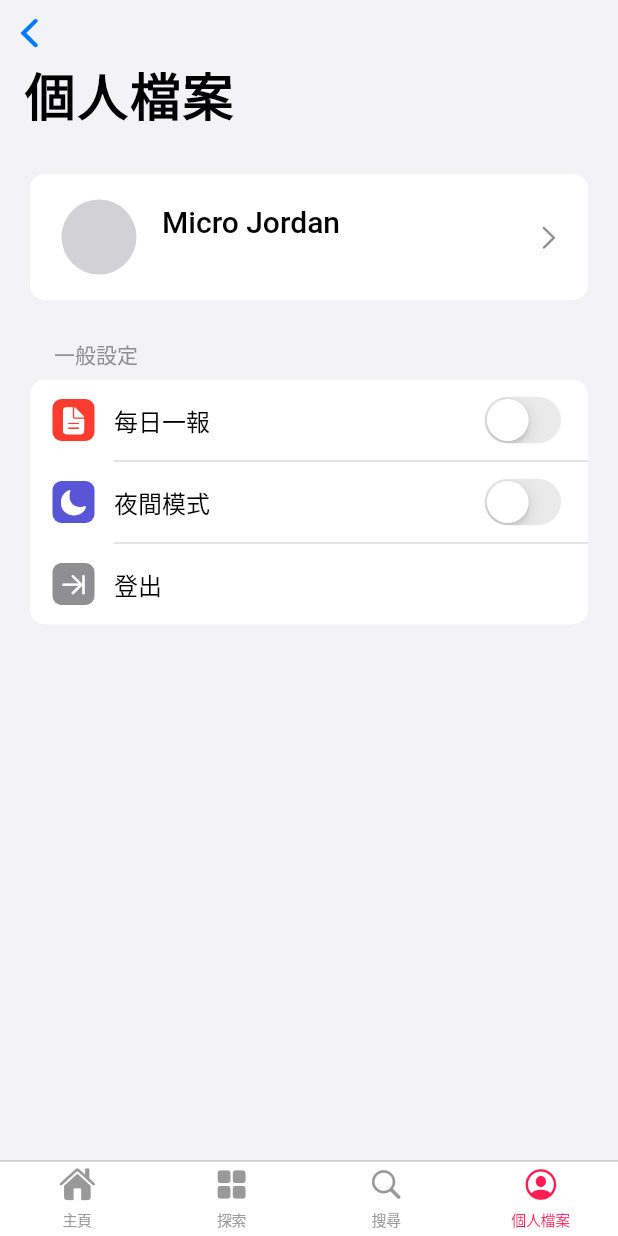
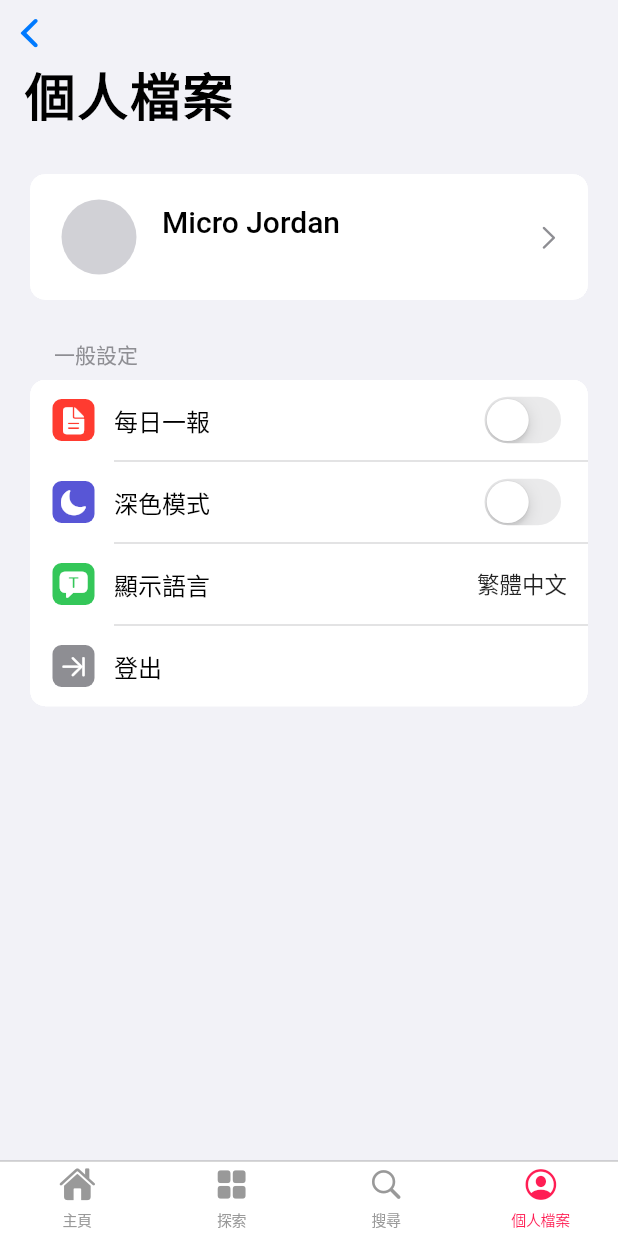
Before and after one commit to ChungHanLin/micro_news_tutorial, a Flutter app: the DummyScreen widget shown alone on an empty page, opened directly, item 4 of the bottom bar chosen, on a phone screen of 412 x 824 dp. Run offline on Flutter 3.47's test engine with Material 2 defaults, Android fonts, the phone set to English and light mode, and no system bars; our stand-ins replace cloud_firestore, firebase_auth, firebase_core, firebase_storage, flutter_local_notifications, google_sign_in and 4 more; accounts and stored records are empty; generated files the repository leaves out were written again; network calls fail; Roboto replaces fonts that are missing (GenSenRounded).

Commit message:
update: day27

```diff
--- /dev/null
+++ b/l10n.yaml
@@ -0,0 +1,3 @@
+arb-dir: lib/l10n
+template-arb-file: app_en.arb
+output-localization-file: app_localizations.dart
--- /dev/null
+++ b/lib/l10n/app_zh.arb
@@ -0,0 +1,9 @@
+{
+  "dark_mode": "深色模式",
+  "general_setting": "一般設定",
+  "home_title": "焦點新聞",
+  "language": "顯示語言",
+  "notification": "每日一報",
+  "profile_title": "個人檔案",
+  "sign_out": "登出"
+}
--- /dev/null
+++ b/lib/l10n/l10n.dart
@@ -0,0 +1,10 @@
+import 'dart:ui';
+
+class L10n {
+  static const List<Locale> all = [Locale('zh', 'TW'), Locale('en')];
+
+  static const List<String> languages = [
+    '繁體中文',
+    'English',
+  ];
+}
--- /dev/null
+++ b/lib/models/locale.dart
@@ -0,0 +1,15 @@
+import 'package:flutter/cupertino.dart';
+import 'package:micro_news_tutorial/l10n/l10n.dart';
+
+class LocaleModel with ChangeNotifier {
+  Locale _locale = L10n.all.first;
+  Locale get locale => _locale;
+
+  void setLocale(Locale l) {
+    if (!L10n.all.contains(l)) {
+      return;
+    }
+    _locale = l;
+    notifyListeners();
+  }
+}
--- a/lib/views/screens/dummy_screen.dart
+++ b/lib/views/screens/dummy_screen.dart
@@ -25,10 +25,8 @@ class DummyScreen extends StatelessWidget {
               // 若無則新增
               userRepository.createUser(user);
             });
-            print('snapshot.hasData');
             return const TabLayout();
           } else {
-            print('snapshot.hasNoData');
             return const LoginScreen();
           }
         });
--- a/lib/views/screens/home_screen.dart
+++ b/lib/views/screens/home_screen.dart
@@ -2,6 +2,7 @@ import 'package:flutter/cupertino.dart';
 import 'package:micro_news_tutorial/models/news_post.dart';
 import 'package:micro_news_tutorial/repositories/news_post.dart';
 import 'package:micro_news_tutorial/views/widgets/news_post_full_card.dart';
+import 'package:flutter_gen/gen_l10n/app_localizations.dart';
 
 class HomeScreen extends StatefulWidget {
   const HomeScreen({super.key});
@@ -61,11 +62,11 @@ class _HomeScreenState extends State<HomeScreen> {
   Widget build(BuildContext context) {
     return CupertinoPageScaffold(
       child: CustomScrollView(controller: _scrollController, slivers: [
-        const CupertinoSliverNavigationBar(
+        CupertinoSliverNavigationBar(
             largeTitle: Text(
-              '焦點新聞',
+              AppLocalizations.of(context)!.home_title,
             ),
-            backgroundColor: CupertinoDynamicColor.withBrightness(
+            backgroundColor: const CupertinoDynamicColor.withBrightness(
                 color: CupertinoColors.white,
                 darkColor: CupertinoColors.black)),
         CupertinoSliverRefreshControl(onRefresh: () async {
--- a/lib/views/screens/profile_screen.dart
+++ b/lib/views/screens/profile_screen.dart
@@ -1,11 +1,14 @@
 import 'package:firebase_auth/firebase_auth.dart';
 import 'package:flutter/cupertino.dart';
 import 'package:flutter_local_notifications/flutter_local_notifications.dart';
+import 'package:micro_news_tutorial/l10n/l10n.dart';
+import 'package:micro_news_tutorial/models/locale.dart';
 import 'package:micro_news_tutorial/models/theme.dart';
 import 'package:micro_news_tutorial/plugins/notification.dart';
 import 'package:micro_news_tutorial/views/screens/dummy_screen.dart';
 import 'package:micro_news_tutorial/views/widgets/profile_card.dart';
 import 'package:provider/provider.dart';
+import 'package:flutter_gen/gen_l10n/app_localizations.dart';
 
 class ProfileScreen extends StatefulWidget {
   const ProfileScreen({super.key});
@@ -16,16 +19,39 @@ class ProfileScreen extends StatefulWidget {
 
 class _ProfileScreenState extends State<ProfileScreen> {
   bool _isDailyReport = false;
+  int _selectedLocale = 0;
+
+  void _showPicker(Widget child) {
+    showCupertinoModalPopup<void>(
+      context: context,
+      builder: (BuildContext context) => Container(
+        height: 216,
+        padding: const EdgeInsets.only(top: 6.0),
+        // The Bottom margin is provided to align the popup above the system navigation bar.
+        margin: EdgeInsets.only(
+          bottom: MediaQuery.of(context).viewInsets.bottom,
+        ),
+        // Provide a background color for the popup.
+        color: CupertinoColors.systemBackground.resolveFrom(context),
+        // Use a SafeArea widget to avoid system overlaps.
+        child: SafeArea(
+          top: false,
+          child: child,
+        ),
+      ),
+    );
+  }
 
   @override
   Widget build(BuildContext context) {
     final ThemeModel themeModel = Provider.of<ThemeModel>(context);
+    final LocaleModel localeModel = Provider.of<LocaleModel>(context);
     return CupertinoPageScaffold(
         backgroundColor: CupertinoColors.systemGroupedBackground,
         child: CustomScrollView(slivers: [
-          const CupertinoSliverNavigationBar(
+          CupertinoSliverNavigationBar(
             largeTitle: Text(
-              '個人檔案',
+              AppLocalizations.of(context)!.profile_title,
             ),
             backgroundColor: CupertinoColors.systemGroupedBackground,
             border: null,
@@ -35,17 +61,17 @@ class _ProfileScreenState extends State<ProfileScreen> {
             children: [
               const ProfileCard(),
               CupertinoListSection.insetGrouped(
-                header: const Padding(
-                  padding: EdgeInsets.fromLTRB(16, 0, 0, 0),
-                  child: Text('一般設定',
-                      style: TextStyle(
+                header: Padding(
+                  padding: const EdgeInsets.fromLTRB(16, 0, 0, 0),
+                  child: Text(AppLocalizations.of(context)!.general_setting,
+                      style: const TextStyle(
                           fontSize: 14,
                           color: CupertinoColors.systemGrey,
                           fontWeight: FontWeight.w500)),
                 ),
                 children: [
                   CupertinoListTile.notched(
-                      title: const Text('每日一報'),
+                      title: Text(AppLocalizations.of(context)!.notification),
                       leading: DecoratedBox(
                           decoration: BoxDecoration(
                               borderRadius: BorderRadius.circular(6),
@@ -69,7 +95,7 @@ class _ProfileScreenState extends State<ProfileScreen> {
                             });
                           })),
                   CupertinoListTile.notched(
-                      title: const Text('夜間模式'),
+                      title: Text(AppLocalizations.of(context)!.dark_mode),
                       leading: DecoratedBox(
                           decoration: BoxDecoration(
                               borderRadius: BorderRadius.circular(6),
@@ -85,7 +111,40 @@ class _ProfileScreenState extends State<ProfileScreen> {
                             themeModel.toggleTheme();
                           })),
                   CupertinoListTile.notched(
-                      title: const Text('登出'),
+                      onTap: () {
+                        _showPicker(CupertinoPicker(
+                            magnification: 1.22,
+                            squeeze: 1.2,
+                            useMagnifier: true,
+                            itemExtent: 32.0,
+                            scrollController: FixedExtentScrollController(
+                              initialItem: _selectedLocale,
+                            ),
+                            onSelectedItemChanged: (int selectedItem) {
+                              setState(() {
+                                _selectedLocale = selectedItem;
+                              });
+                              localeModel.setLocale(L10n.all[selectedItem]);
+                              // print(_sclectedLocale)
+                            },
+                            children: List<Widget>.generate(
+                                L10n.languages.length, (int index) {
+                              return Center(child: Text(L10n.languages[index]));
+                            })));
+                      },
+                      title: Text(AppLocalizations.of(context)!.language),
+                      leading: DecoratedBox(
+                          decoration: BoxDecoration(
+                              borderRadius: BorderRadius.circular(6),
+                              color: CupertinoColors.systemGreen),
+                          child: const Padding(
+                            padding: EdgeInsets.all(4),
+                            child: Icon(CupertinoIcons.t_bubble_fill,
+                                color: CupertinoColors.white, size: 20),
+                          )),
+                      trailing: Text(L10n.languages[_selectedLocale])),
+                  CupertinoListTile.notched(
+                      title: Text(AppLocalizations.of(context)!.sign_out),
                       leading: DecoratedBox(
                           decoration: BoxDecoration(
                               borderRadius: BorderRadius.circular(6),
--- a/pubspec.yaml
+++ b/pubspec.yaml
@@ -32,6 +32,7 @@ dependencies:
     sdk: flutter
 
 
+
   # The following adds the Cupertino Icons font to your application.
   # Use with the CupertinoIcons class for iOS style icons.
   cupertino_icons: ^1.0.2
@@ -47,6 +48,9 @@ dependencies:
   firebase_storage: ^11.2.8
   smooth_page_indicator: ^1.1.0
   shared_preferences: ^2.2.2
+  flutter_localizations:
+    sdk: flutter
+  intl: any
 
 dev_dependencies:
   flutter_test:
@@ -64,7 +68,7 @@ dev_dependencies:
 
 # The following section is specific to Flutter packages.
 flutter:
-
+  generate: true
   # The following line ensures that the Material Icons font is
   # included with your application, so that you can use the icons in
   # the material Icons class.
```
Also changed, not shown: lib/l10n/app_en.arb (added, +9 -0 lines), lib/main.dart (+17 -2 lines), pubspec.lock.
